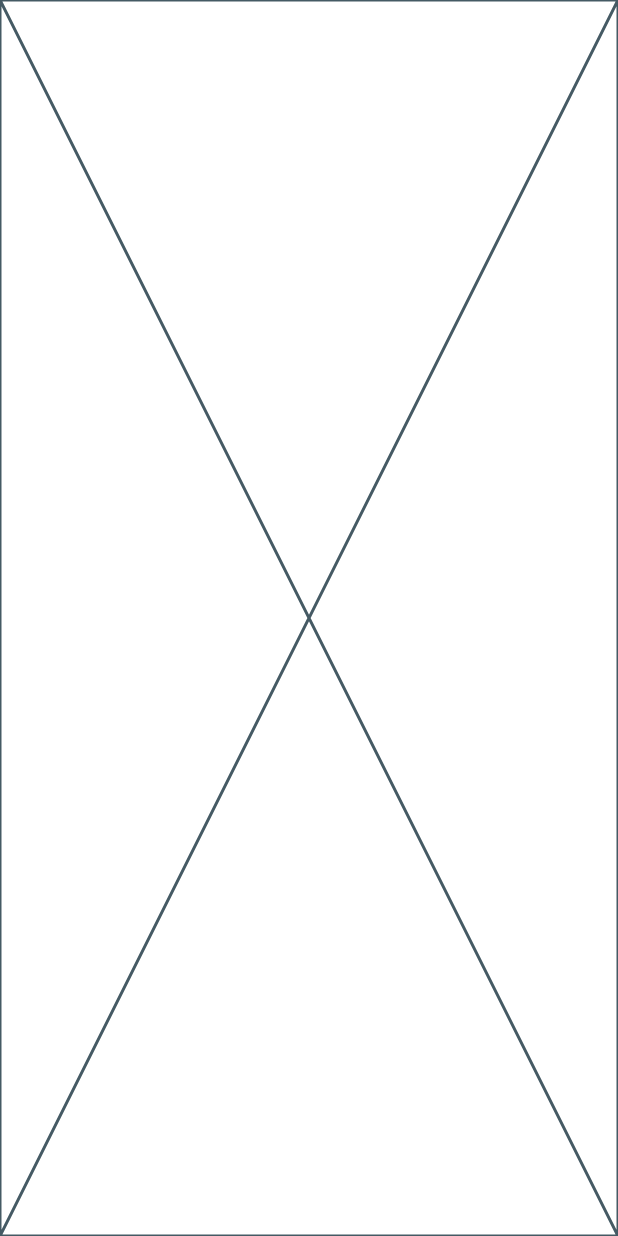
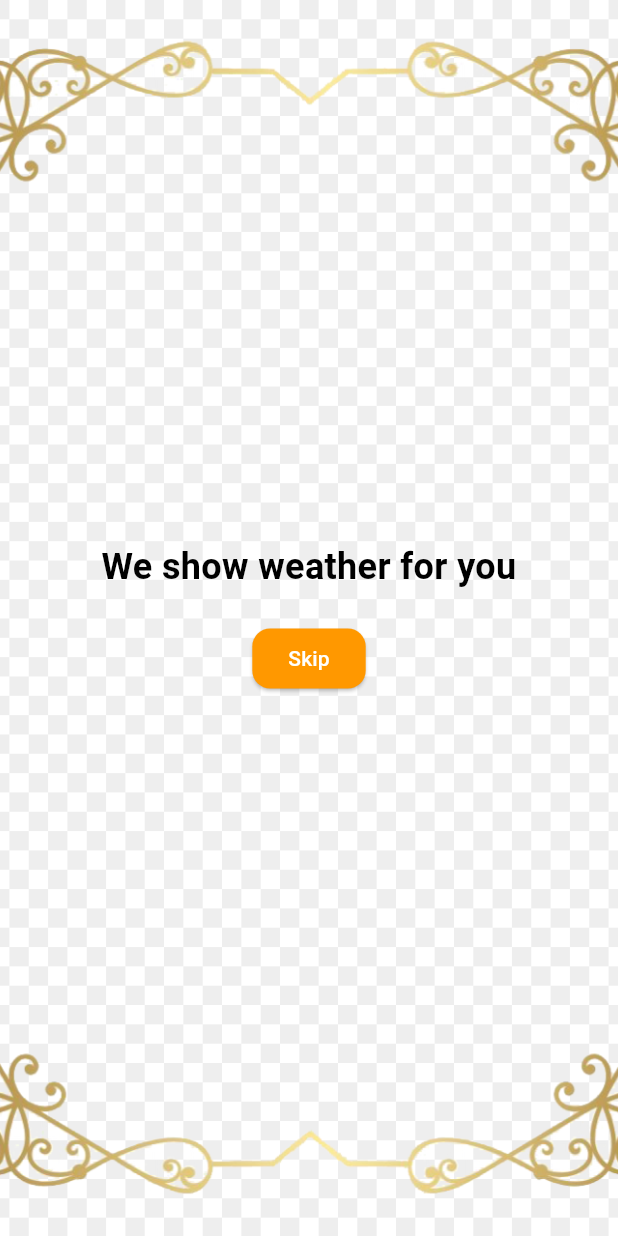
Before and after one commit to kashyapsandesh/moru_weather_app, a Flutter app: the first screen one second after launch, on a phone screen of 412 x 824 dp. Run offline on Flutter 3.47's test engine with Material 3 defaults, Android fonts, the phone set to English and light mode, and no system bars; our stand-ins replace flutter_bloc, flutter_secure_storage.

Commit message:
AppInfo Completed

```diff
--- /dev/null
+++ b/lib/core/configs/routes/route_name.dart
@@ -0,0 +1,5 @@
+class AppRoutesName {
+  static const String appIntro = '/appIntro';
+  static const String weatherHome = '/weatherhome';
+
+}
--- /dev/null
+++ b/lib/core/configs/routes/routes.dart
@@ -0,0 +1,26 @@
+import 'package:flutter/material.dart';
+import 'package:moru_weather_app/core/configs/routes/route_name.dart';
+import 'package:moru_weather_app/onboard_feat/presentation/screens/app_intro.dart';
+import 'package:moru_weather_app/weather_feat/presentation/weather_home.dart';
+
+class Routes {
+  static Route<dynamic> generateRoute(RouteSettings settings) {
+    switch (settings.name) {
+      /// App Intro
+      case AppRoutesName.appIntro:
+        return MaterialPageRoute(builder: (context) => const AppIntro());
+
+      case AppRoutesName.weatherHome:
+        return MaterialPageRoute(builder: (context) => const WeatherHome());
+
+      default:
+        return MaterialPageRoute(builder: (context) {
+          return const Scaffold(
+            body: Center(
+              child: Text("No Route Generated"),
+            ),
+          );
+        });
+    }
+  }
+}
--- /dev/null
+++ b/lib/core/configs/strings/app_strings.dart
@@ -0,0 +1,4 @@
+//App Info Screen
+String appInfo_heading_txtview = "We show weather for you";
+String appInfo_btn_skip_txt = "Skip";
+String appInfo_btn_next_txt = "Next";
--- a/lib/core/root.dart
+++ b/lib/core/root.dart
@@ -1,10 +1,77 @@
 import 'package:flutter/material.dart';
+import 'package:flutter_bloc/flutter_bloc.dart';
+import 'package:moru_weather_app/core/configs/routes/route_name.dart';
+import 'package:moru_weather_app/core/configs/routes/routes.dart';
+import 'package:moru_weather_app/core/theme/apptheme.dart';
+import 'package:moru_weather_app/onboard_feat/data/source/local/appfirsttimestatus_storage.dart';
+import 'package:moru_weather_app/onboard_feat/presentation/bloc/appinfo_bloc.dart';
 
-class Root extends StatelessWidget {
+class Root extends StatefulWidget {
   const Root({super.key});
 
   @override
+  State<Root> createState() => _RootState();
+}
+
+class _RootState extends State<Root> {
+  late Future<bool>
+      _firstTimeStatusFuture; // Yo  variable late delcare gareko kinaki initState() ma initialize garepaxi future ma balla yesko value thaha hunxa so.
+
+  @override
+  void initState() {
+    super.initState();
+    // Start the future to check first-time status
+    _firstTimeStatusFuture = _checkFirstTimeStatus();
+  }
+
+  // Method to check the first-time status
+  Future<bool> _checkFirstTimeStatus() async {
+    bool firstTimeStatus =
+        await AppFirstTimeStatusStorage().readAppFirstTimeStatus();
+    print('First Time Status: $firstTimeStatus');
+    print(firstTimeStatus.runtimeType);
+    return firstTimeStatus;
+  }
+
+  @override
   Widget build(BuildContext context) {
-    return const Placeholder();
+    return FutureBuilder<bool>(
+      future:
+          _firstTimeStatusFuture, // Use the future to determine the initial screen
+      builder: (context, snapshot) {
+        // Check if the future is completed
+        if (snapshot.connectionState == ConnectionState.waiting) {
+          // Optionally, show a simple placeholder widget while waiting (no loader)
+          return const SizedBox.shrink(); // Empty widget, waiting
+        }
+
+        // If future is done, proceed with routing
+        if (snapshot.hasData) {
+          bool isFirstTime = snapshot.data!;
+
+          return MultiBlocProvider(
+            providers: [
+              BlocProvider<AppinfoBloc>(
+                create: (context) => AppinfoBloc(),
+              ),
+            ],
+            child: MaterialApp(
+              title: 'Moru Weather App',
+              themeMode: ThemeMode.system,
+              theme: AppTheme.lightTheme,
+              initialRoute: isFirstTime
+                  ? AppRoutesName
+                      .appIntro // Show splash screen (appIntro) for first time
+                  : AppRoutesName
+                      .weatherHome, // After onboarding, go to home page (weatherHome)
+              onGenerateRoute: Routes.generateRoute,
+            ),
+          );
+        }
+
+        // If there's an error, return an error screen or handle it accordingly
+        return const Center(child: Text('Error loading first-time status'));
+      },
+    );
   }
 }
--- /dev/null
+++ b/lib/core/theme/apptheme.dart
@@ -0,0 +1,19 @@
+import 'package:flutter/material.dart';
+import 'package:moru_weather_app/core/theme/colors/appcolors.dart';
+
+class AppTheme {
+  AppTheme._();
+
+  static ThemeData lightTheme = ThemeData(
+    useMaterial3: true,
+    brightness: Brightness.light,
+    primaryColor: AppColors.lightPrimaryColor,
+    scaffoldBackgroundColor: Colors.white,
+  );
+  static ThemeData darkTheme = ThemeData(
+    useMaterial3: true,
+    brightness: Brightness.dark,
+    primaryColor: AppColors.lightPrimaryColor,
+    scaffoldBackgroundColor: Colors.black,
+  );
+}
--- /dev/null
+++ b/lib/core/theme/colors/appcolors.dart
@@ -0,0 +1,43 @@
+import 'package:flutter/material.dart';
+
+class AppColors {
+  AppColors._();
+
+  /// Light Color Theme
+  static Color lightPrimaryColor = const Color(0XFF8E6CEF);
+  static Color lightBgColor = const Color(0XFFFFFFFF);
+  static Color lightContainerColor = const Color(0XFFF4F4F4);
+  static Color lightFontColor = const Color(0XFF272727);
+  static Color lightLabelColor = const Color(0XFF272727);
+
+  /// Dark Color Theme
+  static Color darkPrimaryColor = const Color(0XFF8E6CEF);
+  static Color darkBgColor = const Color(0XFF1D182A);
+  static Color darkContainerColor = const Color(0XFF342F3F);
+  static Color darkFontColor = const Color(0XFFFFFFFF);
+  static Color darkLabelColor = const Color(0XFFFFFFFF).withValues(alpha: 0.5);
+
+  // Button Background Color
+  static const Color buttonPrimary = Color(0xFF8E6CEF);
+  static const Color buttonSecondary = Color(0xFF7C7570);
+  static const Color buttonDisabled = Color(0xFFC4C4C4);
+
+  // Button Border Color
+  static const Color borderPrimary = Color(0xFF8E6CEF);
+
+  //Error and Validation Color
+  static const Color error = Color(0xFFD32F2F);
+  static const Color success = Color(0xFF388E3C);
+  static const Color warning = Color(0xFFF57C00);
+  static const Color info = Color(0xFF1976D2);
+
+  //Natural Shade
+  static const Color black = Color(0xFF000000);
+  static const Color darkerGrey = Color(0xFF4f4f4f);
+  static const Color darkgrey = Color(0xFF939393);
+  static const Color grey = Color(0xFFe0e0e0);
+  static const Color softGrey = Color(0xFFf4f4f4);
+  static const Color lightGrey = Color(0xFFf9f9f9);
+  static const Color white = Color(0xFFffffff);
+  static const Color transparent = Colors.transparent;
+}
--- /dev/null
+++ b/lib/onboard_feat/data/source/local/appfirsttimestatus_storage.dart
@@ -0,0 +1,22 @@
+import 'package:flutter_secure_storage/flutter_secure_storage.dart';
+
+class AppFirstTimeStatusStorage {
+  final FlutterSecureStorage storage = const FlutterSecureStorage();
+
+  // Save app first-time status
+  Future<void> saveAppFirstTimeStatus(bool isFirstTime) async {
+    await storage.write(
+        key: 'appFirstTimeStatus', value: isFirstTime.toString());
+  }
+
+  // Read app first-time status
+  Future<bool> readAppFirstTimeStatus() async {
+    String? status = await storage.read(key: 'appFirstTimeStatus');
+    return status == null || status == 'true';
+  }
+
+  // Clear app first-time status
+  Future<void> clearAppFirstTimeStatus() async {
+    await storage.delete(key: 'appFirstTimeStatus');
+  }
+}
--- /dev/null
+++ b/lib/onboard_feat/presentation/bloc/appinfo_bloc.dart
@@ -0,0 +1,26 @@
+import 'dart:async';
+
+import 'package:flutter_bloc/flutter_bloc.dart';
+import 'package:moru_weather_app/onboard_feat/data/source/local/appfirsttimestatus_storage.dart';
+import 'package:moru_weather_app/onboard_feat/presentation/bloc/appinfo_event.dart';
+import 'package:moru_weather_app/onboard_feat/presentation/bloc/appinfo_state.dart';
+
+class AppinfoBloc extends Bloc<AppinfoEvent, AppinfoState> {
+  AppinfoBloc() : super(AppinfoInitial()) {
+    on<AppinfoCompleteEvent>(_appinfoTimeCompleted);
+    on<AppinfoFirstTimeEvent>(_appinfoFirstTime);
+  }
+  void _appinfoTimeCompleted(
+      AppinfoCompleteEvent event, Emitter<AppinfoState> emit) async {
+    await Future.delayed(const Duration(seconds: 5), () {
+      // After the delay, emit the complete state
+      emit(AppinfoCompleteState());
+    });
+  }
+
+  void _appinfoFirstTime(
+      AppinfoFirstTimeEvent event, Emitter<AppinfoState> emit) async {
+    await AppFirstTimeStatusStorage().saveAppFirstTimeStatus(false);
+    emit(AppinfoCompleteState());
+  }
+}
--- /dev/null
+++ b/lib/onboard_feat/presentation/bloc/appinfo_event.dart
@@ -0,0 +1,4 @@
+abstract class AppinfoEvent {}
+
+class AppinfoCompleteEvent extends AppinfoEvent {}
+class AppinfoFirstTimeEvent extends AppinfoEvent {}
--- /dev/null
+++ b/lib/onboard_feat/presentation/bloc/appinfo_state.dart
@@ -0,0 +1,7 @@
+abstract class AppinfoState {}
+
+class AppinfoInitial extends AppinfoState {}
+
+class AppinfoLoaded extends AppinfoState {}
+
+class AppinfoCompleteState extends AppinfoState {}
--- /dev/null
+++ b/lib/onboard_feat/presentation/screens/app_intro.dart
@@ -0,0 +1,87 @@
+import 'package:flutter/material.dart';
+import 'package:flutter_bloc/flutter_bloc.dart';
+import 'package:moru_weather_app/core/configs/routes/route_name.dart';
+import 'package:moru_weather_app/core/configs/strings/app_strings.dart';
+import 'package:moru_weather_app/onboard_feat/presentation/bloc/appinfo_bloc.dart';
+import 'package:moru_weather_app/onboard_feat/presentation/bloc/appinfo_event.dart';
+
+import '../bloc/appinfo_state.dart';
+
+class AppIntro extends StatefulWidget {
+  const AppIntro({super.key});
+
+  @override
+  State<AppIntro> createState() => _AppIntroState();
+}
+
+class _AppIntroState extends State<AppIntro> {
+  @override
+  void initState() {
+    // TODO: implement initState
+
+    super.initState();
+    context.read<AppinfoBloc>().add(AppinfoCompleteEvent());
+  }
+
+  @override
+  Widget build(BuildContext context) {
+    return Scaffold(
+      body: BlocConsumer<AppinfoBloc, AppinfoState>(listener: (context, state) {
+        if (state is AppinfoCompleteState) {
+          // Navigate to the next screen
+          Navigator.of(context).pushNamed(AppRoutesName.weatherHome);
+        }
+      }, builder: (context, state) {
+        return Stack(
+          children: [
+            // Background Image
+            // Background Image (Full Width and Height)
+            Positioned.fill(
+              child: Image.asset(
+                'lib/assets/moru_appinfo_bg.png',
+                fit: BoxFit
+                    .cover, // Stretches the image to cover the entire screen
+              ),
+            ),
+            // Content inside the frame
+            // Content inside the frame
+            Center(
+              child: Column(
+                mainAxisSize: MainAxisSize.min,
+                children: [
+                  // Title Text
+                  Text(
+                    appInfo_heading_txtview,
+                    style: TextStyle(
+                      fontSize: 24,
+                      fontWeight: FontWeight.bold,
+                      color: Colors.black, // Adjust color for contrast
+                    ),
+                    textAlign: TextAlign.center,
+                  ),
+                  const SizedBox(height: 20),
+                  // Buttons
+                  ElevatedButton(
+                    onPressed: () {
+                      // Handle "Get Started" button press
+                      context.read<AppinfoBloc>().add(AppinfoFirstTimeEvent());
+                    },
+                    style: ElevatedButton.styleFrom(
+                      foregroundColor: Colors.white, // Text color
+                      backgroundColor: Colors.orange, // Button color
+                      shape: RoundedRectangleBorder(
+                        borderRadius:
+                            BorderRadius.circular(12), // Rounded edges
+                      ),
+                    ),
+                    child: Text(appInfo_btn_skip_txt),
+                  ),
+                ],
+              ),
+            ),
+          ],
+        );
+      }),
+    );
+  }
+}
--- /dev/null
+++ b/lib/weather_feat/presentation/weather_home.dart
@@ -0,0 +1,26 @@
+import 'package:flutter/material.dart';
+import 'package:moru_weather_app/onboard_feat/data/source/local/appfirsttimestatus_storage.dart';
+
+class WeatherHome extends StatelessWidget {
+  const WeatherHome({super.key});
+
+  @override
+  Widget build(BuildContext context) {
+    return Scaffold(
+      body: Column(
+        mainAxisAlignment: MainAxisAlignment.center,
+        crossAxisAlignment: CrossAxisAlignment.center,
+        children: [
+          ElevatedButton(
+              onPressed: () async {
+                await AppFirstTimeStatusStorage().clearAppFirstTimeStatus();
+              },
+              child: Text("clear saved data")),
+          Center(
+            child: Text("Weather Home"),
+          ),
+        ],
+      ),
+    );
+  }
+}
```
Also changed, not shown: pubspec.yaml (+8 -20 lines), lib/assets/moru_appinfo_bg.png (added), pubspec.lock, 12 other files.
